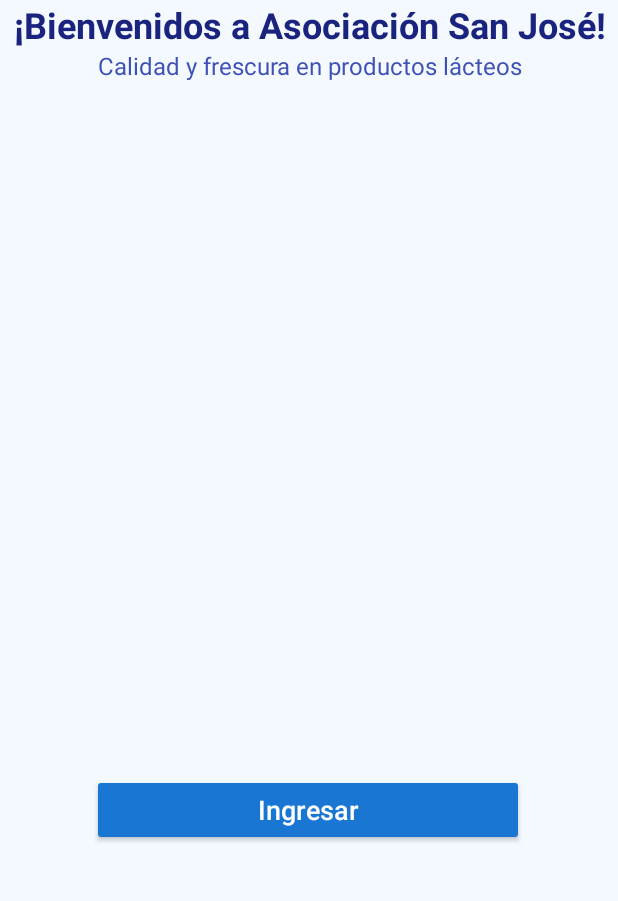
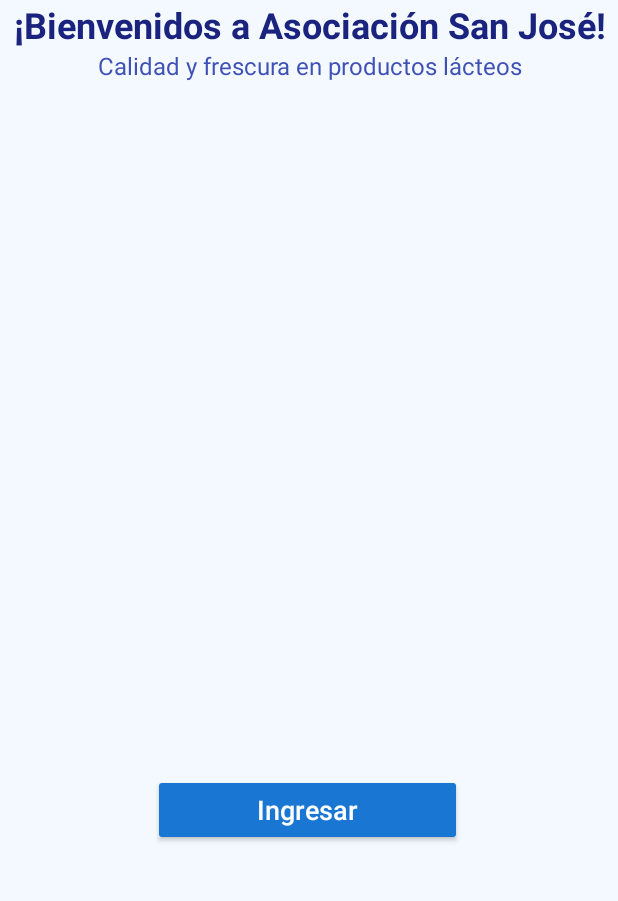
Before and after one commit to YanmirG/AppLacteosSanJose, an Android app: the screen it shows after launch (BienvenidaActivity), on a phone screen of 412 x 824 dp, the part 180-1081 px from its top. Run offline under Robolectric (Android 15) with nearby library versions, the phone set to English and light mode, and no system bars.

Commit message:
Update activity_bienvenida.xml

```diff
--- a/app/src/main/res/layout/activity_bienvenida.xml
+++ b/app/src/main/res/layout/activity_bienvenida.xml
@@ -53,10 +53,11 @@
         android:textAllCaps="false"
         android:textColor="#FFFFFF"
         android:textSize="18sp"
+        android:maxWidth="320dp"
         app:layout_constraintBottom_margin="60dp"
         app:layout_constraintBottom_toBottomOf="parent"
         app:layout_constraintEnd_toEndOf="parent"
         app:layout_constraintHorizontal_bias="0.495"
         app:layout_constraintStart_toStartOf="parent"
-        app:layout_constraintWidth_percent="0.7" />
+        app:layout_constraintWidth_percent="0.5" />
 </androidx.constraintlayout.widget.ConstraintLayout>
```
